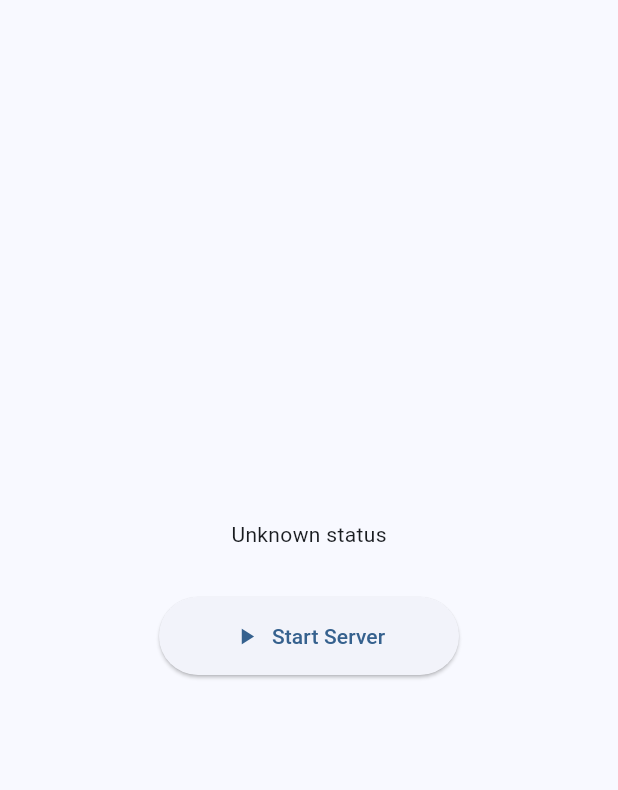
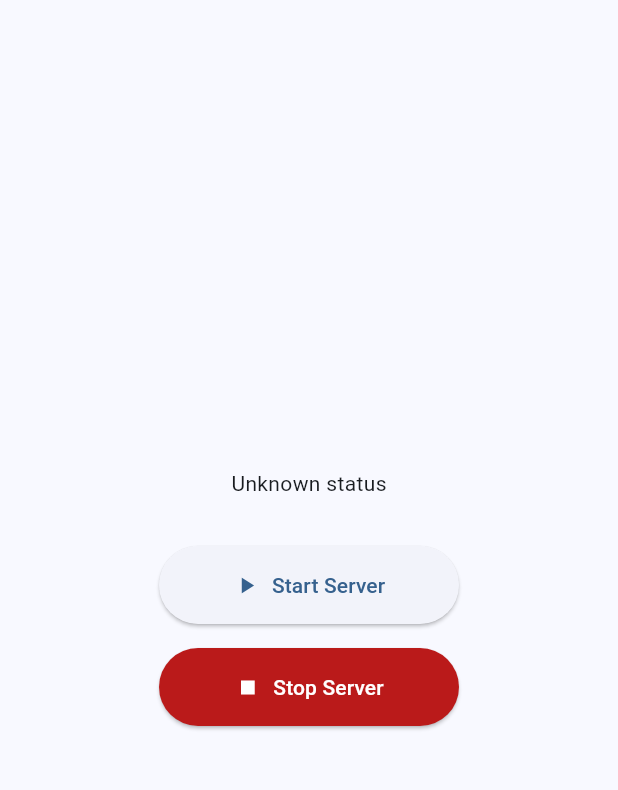
Before and after one commit to AyuMC/AyuMC, a Flutter app: the screen it shows after launch, on a phone screen of 412 x 824 dp, the part 63-853 px from its top. Run offline on Flutter 3.47's test engine with Material 3 defaults, Android fonts, the phone set to English and light mode, and no system bars; our stand-ins replace equatable, flutter_bloc; missing offline and left inert: ayumc_server.

Commit message:
Add StopServerButton to ServerControlPage: enhance server control UI with stop functionality

```diff
--- a/launcher/lib/features/server_control/presentation/pages/server_control_page.dart
+++ b/launcher/lib/features/server_control/presentation/pages/server_control_page.dart
@@ -5,6 +5,7 @@ import '../../data/repositories/server_repository_impl.dart';
 import '../bloc/server_bloc.dart';
 import '../bloc/server_state.dart';
 import '../widgets/start_server_button.dart';
+import '../widgets/stop_server_button.dart';
 import '../widgets/server_status_indicator.dart';
 
 class ServerControlPage extends StatelessWidget {
@@ -44,6 +45,8 @@ class ServerControlView extends StatelessWidget {
               ServerStatusIndicator(),
               SizedBox(height: 32),
               StartServerButton(),
+              SizedBox(height: 16),
+              StopServerButton(),
             ],
           ),
         ),
--- /dev/null
+++ b/launcher/lib/features/server_control/presentation/utils/button_helpers.dart
@@ -0,0 +1,28 @@
+import 'package:flutter/material.dart';
+import '../../../../core/constants/app_constants.dart';
+
+class ButtonHelpers {
+  ButtonHelpers._();
+
+  static Widget buildLoadingIcon(BuildContext context, Color color) {
+    return SizedBox(
+      width: 16,
+      height: 16,
+      child: CircularProgressIndicator(
+        strokeWidth: 2,
+        valueColor: AlwaysStoppedAnimation<Color>(color),
+      ),
+    );
+  }
+
+  static Widget buildStopIcon(BuildContext context, bool isLoading) {
+    if (isLoading) {
+      return buildLoadingIcon(context, Theme.of(context).colorScheme.onError);
+    }
+    return const Icon(Icons.stop);
+  }
+
+  static String getStopButtonText(bool isLoading) {
+    return isLoading ? 'Stopping...' : AppConstants.serverStopButton;
+  }
+}
--- /dev/null
+++ b/launcher/lib/features/server_control/presentation/widgets/stop_server_button.dart
@@ -0,0 +1,36 @@
+import 'package:flutter/material.dart';
+import 'package:flutter_bloc/flutter_bloc.dart';
+import '../bloc/server_bloc.dart';
+import '../bloc/server_event.dart';
+import '../bloc/server_state.dart';
+import '../utils/button_helpers.dart';
+import '../utils/server_state_extensions.dart';
+
+class StopServerButton extends StatelessWidget {
+  const StopServerButton({super.key});
+
+  @override
+  Widget build(BuildContext context) {
+    return BlocBuilder<ServerBloc, ServerState>(
+      builder: (context, state) {
+        final isLoading = state.isLoading;
+        final isStopped = state.isStopped;
+
+        return ElevatedButton.icon(
+          onPressed: isLoading || isStopped
+              ? null
+              : () =>
+                    context.read<ServerBloc>().add(const ServerStopRequested()),
+          icon: ButtonHelpers.buildStopIcon(context, isLoading),
+          label: Text(ButtonHelpers.getStopButtonText(isLoading)),
+          style: ElevatedButton.styleFrom(
+            padding: const EdgeInsets.symmetric(horizontal: 24, vertical: 16),
+            minimumSize: const Size(200, 48),
+            backgroundColor: Theme.of(context).colorScheme.error,
+            foregroundColor: Theme.of(context).colorScheme.onError,
+          ),
+        );
+      },
+    );
+  }
+}
```
Also changed, not shown: launcher/lib/features/server_control/presentation/utils/server_state_extensions.dart (added, +27 -0 lines).
